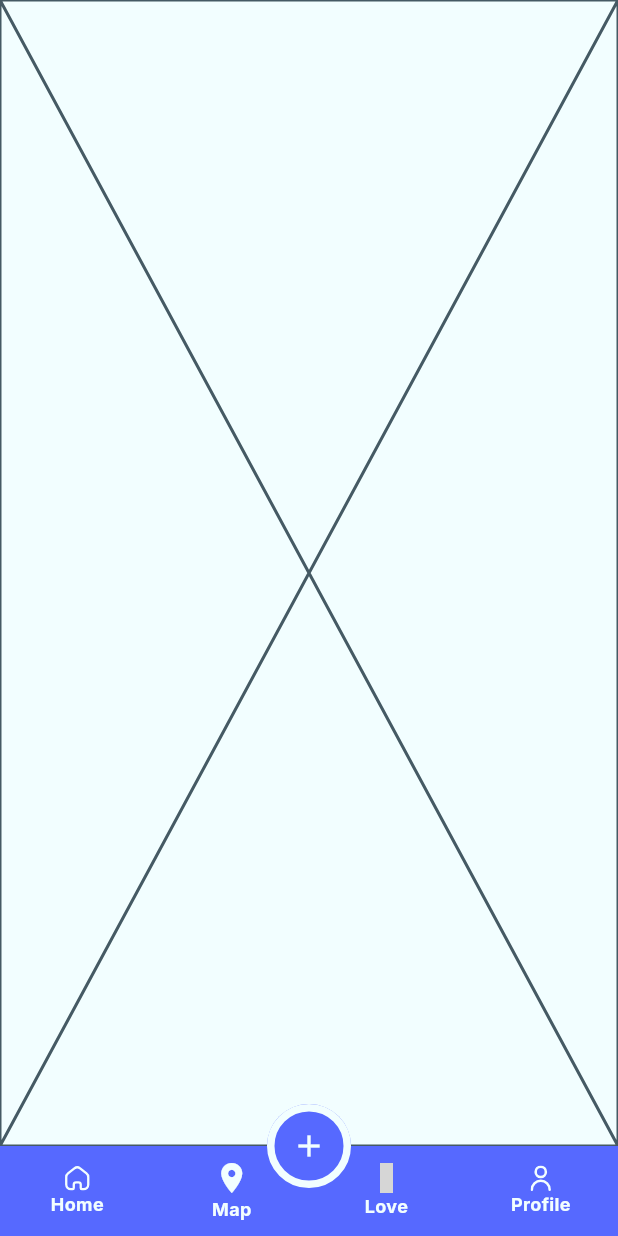
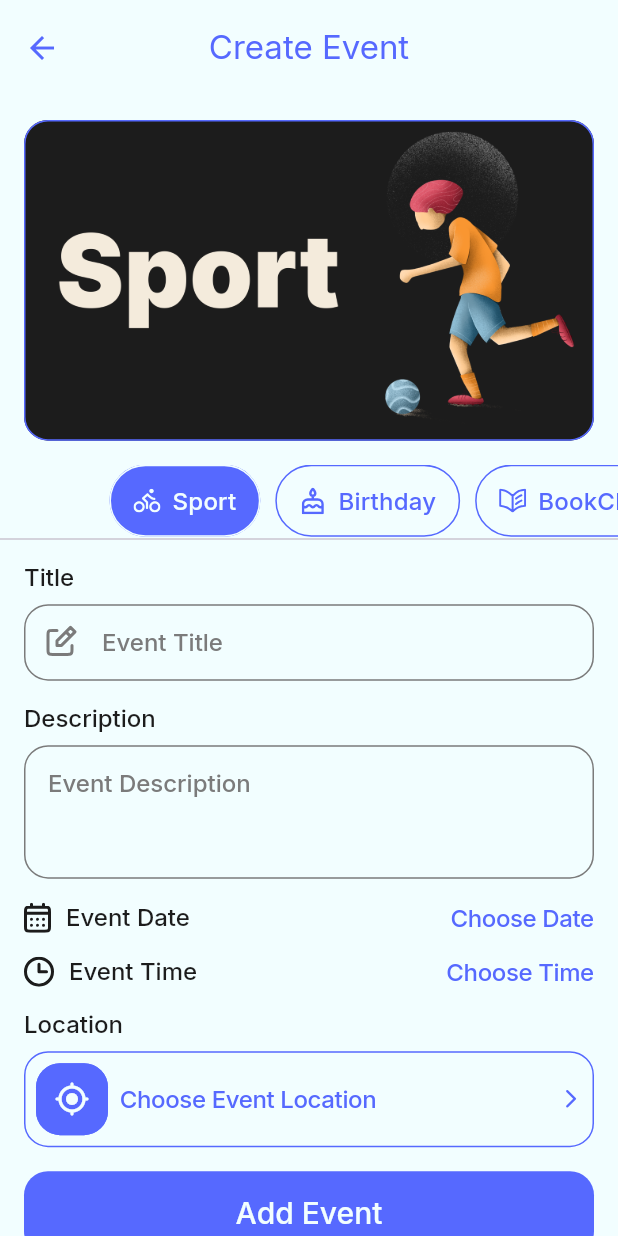
Before and after one commit to KerolesMayz/evently_app, a Flutter app: the screen it shows after launch, item 2 of the bottom bar chosen, after a tap on the "add" icon, on a phone screen of 412 x 824 dp. Run offline on Flutter 3.47's test engine with Material 3 defaults, Android fonts, the light colour scheme and no system bars; our stand-ins replace animated_toggle_switch, flutter_screenutil, flutter_svg, google_fonts, icons_plus; grey boxes are pictures that could not be loaded.

Commit message:
finished create_event ui

```diff
--- a/lib/core/resources/assets_manager.dart
+++ b/lib/core/resources/assets_manager.dart
@@ -15,6 +15,10 @@ class AssetsManager {
   static const String compass = '$base/Compass.svg';
   static const String sport = '$base/sport.svg';
   static const String birthday = '$base/birthday.svg';
+  static const String calender = '$base/calender.svg';
+  static const String note = '$base/note.svg';
+  static const String time = '$base/time.svg';
+  static const String bookClub = '$base/bookclub.svg';
 }
 
 class CategoriesAssets {
--- a/lib/core/resources/constants_manager.dart
+++ b/lib/core/resources/constants_manager.dart
@@ -15,7 +15,7 @@ class ConstantsManager {
         id: '2',
         imagePath: CategoriesAssets.birthday),
     CategoryDataModel(
-        svgIconPath: AssetsManager.sport,
+        svgIconPath: AssetsManager.bookClub,
         name: 'BookClub',
         id: '3',
         imagePath: CategoriesAssets.bookClub),
--- a/lib/core/routes_manager/routes_manager.dart
+++ b/lib/core/routes_manager/routes_manager.dart
@@ -3,10 +3,13 @@ import 'package:evently/screens/authentication/signup/signup.dart';
 import 'package:evently/screens/main_layout/main_layout.dart';
 import 'package:flutter/material.dart';
 
+import '../../screens/create_event/create_event.dart';
+
 class RoutesManager {
   static const String signup = '/signup';
   static const String login = '/login';
   static const String mainLayout = '/mainLayout';
+  static const String createEvent = '/createEvent';
 
   static Route? router(RouteSettings settings) {
     switch (settings.name) {
@@ -14,6 +17,8 @@ class RoutesManager {
         return MaterialPageRoute(builder: (context) => const Signup());
       case login:
         return MaterialPageRoute(builder: (context) => const Login());
+      case createEvent:
+        return MaterialPageRoute(builder: (context) => CreateEvent());
       case mainLayout:
         return MaterialPageRoute(builder: (context) => const MainLayout());
       default:
--- a/lib/core/widgets/custom_tab/custom_tab.dart
+++ b/lib/core/widgets/custom_tab/custom_tab.dart
@@ -3,28 +3,30 @@ import 'package:flutter/material.dart';
 import 'package:flutter_screenutil/flutter_screenutil.dart';
 import 'package:flutter_svg/flutter_svg.dart';
 
-import '../../resources/colors_manager.dart';
 
 class CustomTab extends StatelessWidget {
   const CustomTab({
     super.key,
     required this.category,
-    required this.currentIndex,
-  });
+      required this.selectedBackGroundColor,
+      required this.selectedForeGroundColor,
+      required this.unselectedBackGroundColor,
+      required this.unselectedForeGroundColor,
+      required this.isSelected});
 
   final CategoryDataModel category;
-  final int currentIndex;
+  final Color selectedBackGroundColor;
+  final Color selectedForeGroundColor;
+  final Color unselectedBackGroundColor;
+  final Color unselectedForeGroundColor;
+  final bool isSelected;
+
+  Color backGroundColor() {
+    return isSelected ? selectedBackGroundColor : unselectedBackGroundColor;
+  }
 
   Color foreGroundColor() {
-    return currentIndex == int.parse(category.id)
-        ? ColorsManager.blue
-        : ColorsManager.white;
-  }
-
-  Color backGroundColor() {
-    return currentIndex == int.parse(category.id)
-        ? ColorsManager.white
-        : Colors.transparent;
+    return isSelected ? selectedForeGroundColor : unselectedForeGroundColor;
   }
 
   @override
@@ -32,7 +34,7 @@ class CustomTab extends StatelessWidget {
     return Card(
       shape: RoundedRectangleBorder(
           borderRadius: BorderRadius.circular(46.r),
-          side: BorderSide(width: 1.w, color: ColorsManager.white)),
+          side: BorderSide(width: 1.w, color: foreGroundColor())),
       color: backGroundColor(),
       child: Padding(
         padding: REdgeInsets.symmetric(horizontal: 16, vertical: 12),
--- a/lib/core/widgets/custom_tab/custom_tab_bar.dart
+++ b/lib/core/widgets/custom_tab/custom_tab_bar.dart
@@ -5,9 +5,20 @@ import 'package:flutter_screenutil/flutter_screenutil.dart';
 import 'custom_tab.dart';
 
 class CustomTabBar extends StatefulWidget {
-  const CustomTabBar({super.key, required this.categories});
+  const CustomTabBar({
+    super.key,
+    required this.categories,
+    required this.selectedBackGroundColor,
+    required this.selectedForeGroundColor,
+    required this.unselectedBackGroundColor,
+    required this.unselectedForeGroundColor,
+  });
 
   final List<CategoryDataModel> categories;
+  final Color selectedBackGroundColor;
+  final Color selectedForeGroundColor;
+  final Color unselectedBackGroundColor;
+  final Color unselectedForeGroundColor;
 
   @override
   State<CustomTabBar> createState() => _CustomTabBarState();
@@ -30,8 +41,15 @@ class _CustomTabBarState extends State<CustomTabBar> {
             },
             isScrollable: true,
             tabs: widget.categories
-                .map((category) =>
-                    CustomTab(category: category, currentIndex: currentIndex))
+                .map((category) => CustomTab(
+                    isSelected:
+                        widget.categories.indexOf(category) == currentIndex,
+                    category: category,
+                    selectedBackGroundColor: widget.selectedBackGroundColor,
+                    selectedForeGroundColor: widget.selectedForeGroundColor,
+                    unselectedBackGroundColor: widget.unselectedBackGroundColor,
+                    unselectedForeGroundColor:
+                        widget.unselectedForeGroundColor))
                 .toList()));
   }
 }
--- a/lib/core/widgets/custom_text_field.dart
+++ b/lib/core/widgets/custom_text_field.dart
@@ -1,3 +1,4 @@
+import 'package:evently/core/resources/colors_manager.dart';
 import 'package:flutter/material.dart';
 
 class CustomTextField extends StatefulWidget {
@@ -9,15 +10,17 @@ class CustomTextField extends StatefulWidget {
       this.labelText,
       this.obscureText = false,
       this.onClick,
-      this.textInputType});
+      this.textInputType,
+      this.maxLines = 1});
 
-  final Icon? prefixIcon;
-  final Icon? suffixIcon;
+  final Widget? prefixIcon;
+  final Widget? suffixIcon;
   final String? hintText;
   final String? labelText;
   final bool obscureText;
   final VoidCallback? onClick;
   final TextInputType? textInputType;
+  final int maxLines;
 
   @override
   State<CustomTextField> createState() => _CustomTextFieldState();
@@ -27,8 +30,11 @@ class _CustomTextFieldState extends State<CustomTextField> {
   @override
   Widget build(BuildContext context) {
     return TextFormField(
+      style: Theme.of(context).textTheme.displayMedium,
       obscureText: widget.obscureText,
       keyboardType: TextInputType.text,
+      cursorColor: ColorsManager.blue,
+      maxLines: widget.maxLines,
       decoration: InputDecoration(
           prefixIcon: widget.prefixIcon,
           suffixIcon: widget.suffixIcon != null
--- /dev/null
+++ b/lib/screens/create_event/create_event.dart
@@ -0,0 +1,123 @@
+import 'package:evently/core/resources/assets_manager.dart';
+import 'package:evently/core/resources/colors_manager.dart';
+import 'package:evently/core/resources/constants_manager.dart';
+import 'package:evently/core/widgets/custom_button.dart';
+import 'package:evently/core/widgets/custom_tab/custom_tab_bar.dart';
+import 'package:evently/core/widgets/custom_text_field.dart';
+import 'package:evently/screens/create_event/widgets/choose_event_location_button.dart';
+import 'package:evently/screens/create_event/widgets/choose_time.dart';
+import 'package:flutter/material.dart';
+import 'package:flutter_screenutil/flutter_screenutil.dart';
+import 'package:flutter_svg/flutter_svg.dart';
+import 'package:google_fonts/google_fonts.dart';
+
+import '../../data/data_models/category_data_model.dart';
+
+class CreateEvent extends StatefulWidget {
+  const CreateEvent({super.key});
+
+  @override
+  State<CreateEvent> createState() => _CreateEventState();
+}
+
+class _CreateEventState extends State<CreateEvent> {
+  final List<CategoryDataModel> categories = ConstantsManager.categories
+      .sublist(1, ConstantsManager.categories.length);
+  final int _currentCategory = 0;
+
+  @override
+  Widget build(BuildContext context) {
+    return Scaffold(
+      appBar: AppBar(
+        foregroundColor: ColorsManager.blue,
+        title: const Text('Create Event'),
+        titleTextStyle: GoogleFonts.inter(
+            color: ColorsManager.blue,
+            fontWeight: FontWeight.w400,
+            fontSize: 22.sp),
+      ),
+      body: Column(
+        crossAxisAlignment: CrossAxisAlignment.stretch,
+        children: [
+          Card(
+              margin: REdgeInsets.all(16),
+              color: ColorsManager.dark,
+              child: Image.asset(categories[_currentCategory].imagePath!)),
+          CustomTabBar(
+              categories: categories,
+              selectedBackGroundColor: ColorsManager.blue,
+              selectedForeGroundColor: ColorsManager.white,
+              unselectedBackGroundColor: ColorsManager.white,
+              unselectedForeGroundColor: ColorsManager.blue),
+          Expanded(
+            child: ListView(
+              padding: REdgeInsets.all(16),
+              children: [
+                Text(
+                  'Title',
+                  style: Theme.of(context).textTheme.displayMedium,
+                ),
+                SizedBox(
+                  height: 8.h,
+                ),
+                CustomTextField(
+                  prefixIcon: SvgPicture.asset(
+                    AssetsManager.note,
+                    width: 5,
+                    height: 5,
+                    fit: BoxFit.scaleDown,
+                  ),
+                  hintText: 'Event Title',
+                ),
+                SizedBox(
+                  height: 16.h,
+                ),
+                Text('Description',
+                    style: Theme.of(context).textTheme.displayMedium),
+                SizedBox(
+                  height: 8.h,
+                ),
+                const CustomTextField(
+                  maxLines: 3,
+                  hintText: 'Event Description',
+                ),
+                SizedBox(
+                  height: 16.h,
+                ),
+                ChooseTime(
+                    iconPath: AssetsManager.calender,
+                    title: 'Event Date',
+                    action: 'Choose Date',
+                    onActionTap: () {}),
+                SizedBox(
+                  height: 16.h,
+                ),
+                ChooseTime(
+                    iconPath: AssetsManager.time,
+                    title: 'Event Time',
+                    action: 'Choose Time',
+                    onActionTap: () {}),
+                SizedBox(
+                  height: 16.h,
+                ),
+                Text('Location',
+                    style: Theme.of(context).textTheme.displayMedium),
+                SizedBox(
+                  height: 8.h,
+                ),
+                ChooseEventLocationButton(onTap: () {}),
+                SizedBox(
+                  height: 16.h,
+                ),
+                CustomButton(
+                  text: 'Add Event',
+                  onClick: () {},
+                )
+              ],
+            ),
+          )
+        ],
+      ),
+    );
+  }
+}
--- /dev/null
+++ b/lib/screens/create_event/widgets/choose_event_location_button.dart
@@ -0,0 +1,49 @@
+import 'package:flutter/material.dart';
+import 'package:flutter_screenutil/flutter_screenutil.dart';
+
+import '../../../core/resources/colors_manager.dart';
+
+class ChooseEventLocationButton extends StatelessWidget {
+  const ChooseEventLocationButton({super.key, required this.onTap});
+
+  final VoidCallback onTap;
+
+  @override
+  Widget build(BuildContext context) {
+    return InkWell(
+      onTap: onTap,
+      child: Card(
+        child: Padding(
+          padding: REdgeInsets.all(8),
+          child: Row(
+            children: [
+              Card(
+                  color: ColorsManager.blue,
+                  child: Padding(
+                    padding: REdgeInsets.all(12),
+                    child: const Icon(
+                      Icons.my_location_rounded,
+                      color: ColorsManager.white,
+                    ),
+                  )),
+              const SizedBox(
+                width: 8,
+              ),
+              Text('Choose Event Location',
+                  style: Theme.of(context)
+                      .textTheme
+                      .displayLarge!
+                      .copyWith(fontSize: 16.sp)),
+              const Spacer(),
+              Icon(
+                Icons.arrow_forward_ios_rounded,
+                color: ColorsManager.blue,
+                size: 15.r,
+              ),
+            ],
+          ),
+        ),
+      ),
+    );
+  }
+}
--- /dev/null
+++ b/lib/screens/create_event/widgets/choose_time.dart
@@ -0,0 +1,39 @@
+import 'package:flutter/material.dart';
+import 'package:flutter_screenutil/flutter_screenutil.dart';
+import 'package:flutter_svg/svg.dart';
+
+class ChooseTime extends StatelessWidget {
+  const ChooseTime(
+      {super.key,
+      required this.title,
+      required this.action,
+      required this.iconPath,
+      required this.onActionTap});
+
+  final String title;
+  final String action;
+  final String iconPath;
+  final VoidCallback onActionTap;
+
+  @override
+  Widget build(BuildContext context) {
+    return Row(
+      children: [
+        SvgPicture.asset(iconPath),
+        SizedBox(
+          width: 10.w,
+        ),
+        Text(title, style: Theme.of(context).textTheme.displayMedium),
+        const Spacer(),
+        InkWell(
+          onTap: onActionTap,
+          child: Text(action,
+              style: Theme.of(context)
+                  .textTheme
+                  .displayLarge!
+                  .copyWith(fontSize: 16.sp)),
+        )
+      ],
+    );
+  }
+}
--- a/lib/screens/main_layout/main_layout.dart
+++ b/lib/screens/main_layout/main_layout.dart
@@ -1,4 +1,5 @@
 import 'package:evently/core/resources/assets_manager.dart';
+import 'package:evently/core/routes_manager/routes_manager.dart';
 import 'package:evently/screens/main_layout/tabs/home_tab/home_tab.dart';
 import 'package:evently/screens/main_layout/tabs/love_tab/love_tab.dart';
 import 'package:evently/screens/main_layout/tabs/map_tab/map_tab.dart';
@@ -30,7 +31,9 @@ class _MainLayoutState extends State<MainLayout> {
     return Scaffold(
       floatingActionButtonLocation: FloatingActionButtonLocation.centerDocked,
       floatingActionButton: FloatingActionButton(
-        onPressed: () {},
+        onPressed: () {
+          Navigator.pushNamed(context, RoutesManager.createEvent);
+        },
         child: const Icon(Icons.add),
       ),
       bottomNavigationBar: SizedBox(
--- a/lib/screens/main_layout/tabs/home_tab/home_tab.dart
+++ b/lib/screens/main_layout/tabs/home_tab/home_tab.dart
@@ -86,8 +86,11 @@ class _HomeTabState extends State<HomeTab> {
                     height: 16.h,
                   ),
                   const CustomTabBar(
-                    categories: ConstantsManager.categories,
-                  )
+                      categories: ConstantsManager.categories,
+                      selectedBackGroundColor: ColorsManager.white,
+                      selectedForeGroundColor: ColorsManager.blue,
+                      unselectedBackGroundColor: ColorsManager.blue,
+                      unselectedForeGroundColor: ColorsManager.white)
                 ],
               ),
             ),
```
Also changed, not shown: assets/images/bookclub.svg (added), assets/images/calender.svg (added), assets/images/note.svg (added), assets/images/time.svg (added).
